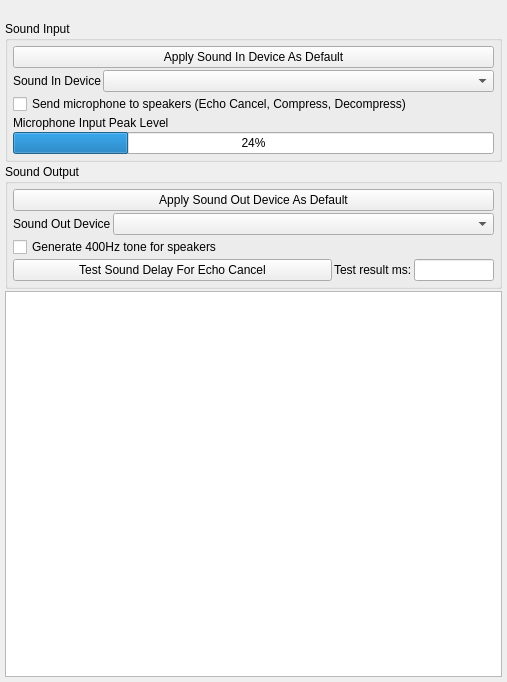
Before: the Qt Designer form nolimitgui/src/Forms/AppletSoundSettings.ui in nolimitconnect/NoLimitConnect, drawn with Qt 5.
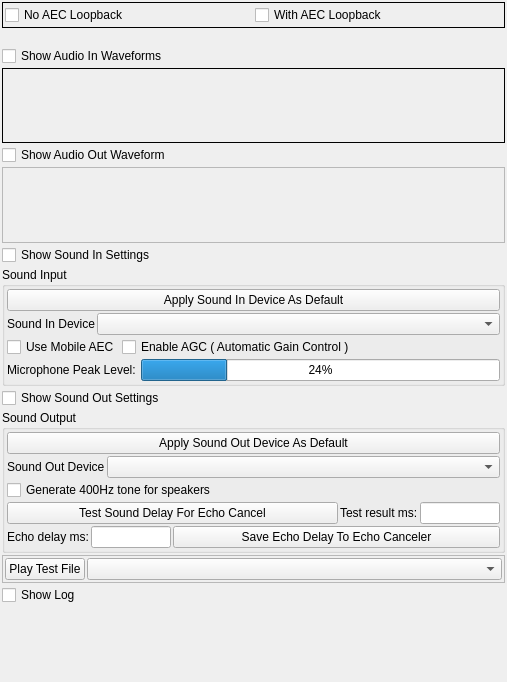
After: the same form once the commit is applied. Custom widgets are drawn as their Qt base class.

Commit message: New Audio system and echo cancelre compiles for Android

The edit to the form file:
```diff
--- a/nolimitgui/src/Forms/AppletSoundSettings.ui
+++ b/nolimitgui/src/Forms/AppletSoundSettings.ui
@@ -25,37 +25,131 @@
   <property name="sizeGripEnabled" stdset="0">
    <bool>true</bool>
   </property>
-  <layout class="QVBoxLayout" name="verticalLayout_3">
+  <layout class="QVBoxLayout" name="verticalLayout">
    <property name="spacing">
     <number>2</number>
    </property>
    <property name="leftMargin">
-    <number>5</number>
+    <number>2</number>
    </property>
    <property name="topMargin">
-    <number>5</number>
+    <number>2</number>
    </property>
    <property name="rightMargin">
-    <number>5</number>
+    <number>2</number>
    </property>
    <property name="bottomMargin">
-    <number>5</number>
+    <number>0</number>
    </property>
+   <item>
+    <widget class="QFrame" name="m_ActionFrame">
+     <property name="sizePolicy">
+      <sizepolicy hsizetype="Expanding" vsizetype="Minimum">
+       <horstretch>0</horstretch>
+       <verstretch>0</verstretch>
+      </sizepolicy>
+     </property>
+     <property name="frameShape">
+      <enum>QFrame::Shape::Box</enum>
+     </property>
+     <layout class="QHBoxLayout" name="horizontalLayout_2">
+      <property name="spacing">
+       <number>2</number>
+      </property>
+      <property name="leftMargin">
+       <number>2</number>
+      </property>
+      <property name="topMargin">
+       <number>2</number>
+      </property>
+      <property name="rightMargin">
+       <number>2</number>
+      </property>
+      <property name="bottomMargin">
+       <number>2</number>
+      </property>
+      <item>
+       <widget class="QCheckBox" name="m_NoAecLoopbackCheckBox">
+        <property name="text">
+         <string>No AEC Loopback</string>
+        </property>
+       </widget>
+      </item>
+      <item>
+       <widget class="QCheckBox" name="m_WithAecLoopbackCheckBox">
+        <property name="text">
+         <string>With AEC Loopback</string>
+        </property>
+       </widget>
+      </item>
+     </layout>
+    </widget>
+   </item>
    <item>
     <widget class="QLabel" name="m_StatusMsgLabel">
-     <property name="sizePolicy">
-      <sizepolicy hsizetype="Preferred" vsizetype="Fixed">
-       <horstretch>0</horstretch>
-       <verstretch>0</verstretch>
-      </sizepolicy>
-     </property>
      <property name="text">
       <string/>
      </property>
     </widget>
    </item>
    <item>
-    <widget class="QGroupBox" name="groupBox">
+    <widget class="QCheckBox" name="m_ShowInWaveFormCheckBox">
+     <property name="sizePolicy">
+      <sizepolicy hsizetype="Minimum" vsizetype="Fixed">
+       <horstretch>0</horstretch>
+       <verstretch>0</verstretch>
+      </sizepolicy>
+     </property>
+     <property name="text">
+      <string>Show Audio In Waveforms</string>
+     </property>
+    </widget>
+   </item>
+   <item>
+    <widget class="AudioInWaveformWidget" name="m_AudioInWaveFormFrame">
+     <property name="sizePolicy">
+      <sizepolicy hsizetype="Expanding" vsizetype="Expanding">
+       <horstretch>0</horstretch>
+       <verstretch>0</verstretch>
+      </sizepolicy>
+     </property>
+     <property name="frameShape">
+      <enum>QFrame::Shape::Box</enum>
+     </property>
+    </widget>
+   </item>
+   <item>
+    <widget class="QCheckBox" name="m_ShowOutWaveFormCheckBox">
+     <property name="text">
+      <string>Show Audio Out Waveform</string>
+     </property>
+    </widget>
+   </item>
+   <item>
+    <widget class="AudioOutWaveformWidget" name="m_AudioOutWaveFormFrame">
+     <property name="sizePolicy">
+      <sizepolicy hsizetype="Expanding" vsizetype="Expanding">
+       <horstretch>0</horstretch>
+       <verstretch>0</verstretch>
+      </sizepolicy>
+     </property>
+     <property name="frameShape">
+      <enum>QFrame::Shape::StyledPanel</enum>
+     </property>
+     <property name="frameShadow">
+      <enum>QFrame::Shadow::Raised</enum>
+     </property>
+    </widget>
+   </item>
+   <item>
+    <widget class="QCheckBox" name="m_ShowSoundInCheckBox">
+     <property name="text">
+      <string>Show Sound In Settings</string>
+     </property>
+    </widget>
+   </item>
+   <item>
+    <widget class="QGroupBox" name="m_InSettingsGroupBox">
      <property name="title">
       <string>Sound Input</string>
      </property>
@@ -64,16 +158,16 @@
        <number>2</number>
       </property>
       <property name="leftMargin">
-       <number>5</number>
+       <number>2</number>
       </property>
       <property name="topMargin">
-       <number>5</number>
+       <number>2</number>
       </property>
       <property name="rightMargin">
-       <number>5</number>
+       <number>2</number>
       </property>
       <property name="bottomMargin">
-       <number>5</number>
+       <number>2</number>
       </property>
       <item>
        <widget class="QPushButton" name="m_ApplyDefaultInDeviceButton">
@@ -83,7 +177,7 @@
        </widget>
       </item>
       <item>
-       <layout class="QHBoxLayout" name="horizontalLayout_2">
+       <layout class="QHBoxLayout" name="horizontalLayout_3">
         <item>
          <widget class="QLabel" name="m_InDeviceLabel">
           <property name="text">
@@ -104,49 +198,77 @@
        </layout>
       </item>
       <item>
-       <widget class="QCheckBox" name="m_SendMicEchoCanceledToSpeakerCheckBox">
-        <property name="text">
-         <string>Send microphone to speakers (Echo Cancel, Compress, Decompress)</string>
-        </property>
-       </widget>
+       <layout class="QHBoxLayout" name="horizontalLayout_10">
+        <item>
+         <widget class="QCheckBox" name="m_UseMobileAecCheckBox">
+          <property name="text">
+           <string>Use Mobile AEC</string>
+          </property>
+         </widget>
+        </item>
+        <item>
+         <widget class="QCheckBox" name="m_AgcCheckBox">
+          <property name="sizePolicy">
+           <sizepolicy hsizetype="Expanding" vsizetype="Fixed">
+            <horstretch>0</horstretch>
+            <verstretch>0</verstretch>
+           </sizepolicy>
+          </property>
+          <property name="text">
+           <string>Enable AGC ( Automatic Gain Control )</string>
+          </property>
+         </widget>
+        </item>
+       </layout>
       </item>
       <item>
-       <widget class="QLabel" name="label_2">
-        <property name="text">
-         <string>Microphone Input Peak Level</string>
-        </property>
-       </widget>
-      </item>
-      <item>
-       <widget class="QProgressBar" name="m_AudioInPeakProgressBar">
-        <property name="value">
-         <number>24</number>
-        </property>
-       </widget>
+       <layout class="QHBoxLayout" name="horizontalLayout_9">
+        <item>
+         <widget class="QLabel" name="label_4">
+          <property name="text">
+           <string>Microphone Peak Level: </string>
+          </property>
+         </widget>
+        </item>
+        <item>
+         <widget class="QProgressBar" name="m_AudioInPeakProgressBar">
+          <property name="value">
+           <number>24</number>
+          </property>
+         </widget>
+        </item>
+       </layout>
       </item>
      </layout>
     </widget>
    </item>
    <item>
-    <widget class="QGroupBox" name="groupBox_2">
+    <widget class="QCheckBox" name="m_ShowSoundOutCheckBox">
+     <property name="text">
+      <string>Show Sound Out Settings</string>
+     </property>
+    </widget>
+   </item>
+   <item>
+    <widget class="QGroupBox" name="m_OutSettingsGroupBox">
      <property name="title">
       <string>Sound Output</string>
      </property>
-     <layout class="QVBoxLayout" name="verticalLayout">
+     <layout class="QVBoxLayout" name="verticalLayout_3">
       <property name="spacing">
        <number>2</number>
       </property>
       <property name="leftMargin">
-       <number>5</number>
+       <number>2</number>
       </property>
       <property name="topMargin">
-       <number>5</number>
+       <number>2</number>
       </property>
       <property name="rightMargin">
-       <number>5</number>
+       <number>2</number>
       </property>
       <property name="bottomMargin">
-       <number>5</number>
+       <number>2</number>
       </property>
       <item>
        <widget class="QPushButton" name="m_ApplyDefaultOutDeviceButton">
@@ -156,7 +278,7 @@
        </widget>
       </item>
       <item>
-       <layout class="QHBoxLayout" name="horizontalLayout">
+       <layout class="QHBoxLayout" name="horizontalLayout_4">
         <item>
          <widget class="QLabel" name="m_OutDeviceLable">
           <property name="text">
@@ -177,14 +299,24 @@
        </layout>
       </item>
       <item>
-       <widget class="QCheckBox" name="m_GenerateToneCheckBox">
-        <property name="text">
-         <string>Generate 400Hz tone for speakers</string>
-        </property>
-       </widget>
+       <layout class="QHBoxLayout" name="horizontalLayout_8">
+        <item>
+         <widget class="QCheckBox" name="m_GenerateToneCheckBox">
+          <property name="sizePolicy">
+           <sizepolicy hsizetype="Expanding" vsizetype="Fixed">
+            <horstretch>0</horstretch>
+            <verstretch>0</verstretch>
+           </sizepolicy>
+          </property>
+          <property name="text">
+           <string>Generate 400Hz tone for speakers</string>
+          </property>
+         </widget>
+        </item>
+       </layout>
       </item>
       <item>
-       <layout class="QHBoxLayout" name="horizontalLayout_4">
+       <layout class="QHBoxLayout" name="horizontalLayout_5">
         <item>
          <widget class="QPushButton" name="m_TestSoundDelayButton">
           <property name="text">
@@ -193,7 +325,7 @@
          </widget>
         </item>
         <item>
-         <widget class="QLabel" name="label_4">
+         <widget class="QLabel" name="label_5">
           <property name="sizePolicy">
            <sizepolicy hsizetype="Fixed" vsizetype="Preferred">
             <horstretch>0</horstretch>
@@ -218,23 +350,124 @@
        </layout>
       </item>
       <item>
-       <layout class="QHBoxLayout" name="horizontalLayout_3"/>
+       <layout class="QHBoxLayout" name="horizontalLayout_6">
+        <item>
+         <widget class="QLabel" name="label_6">
+          <property name="sizePolicy">
+           <sizepolicy hsizetype="Fixed" vsizetype="Preferred">
+            <horstretch>0</horstretch>
+            <verstretch>0</verstretch>
+           </sizepolicy>
+          </property>
+          <property name="text">
+           <string>Echo delay ms:</string>
+          </property>
+         </widget>
+        </item>
+        <item>
+         <widget class="QLineEdit" name="m_EchoDelayLineEdit">
+          <property name="maximumSize">
+           <size>
+            <width>80</width>
+            <height>16777215</height>
+           </size>
+          </property>
+         </widget>
+        </item>
+        <item>
+         <widget class="QPushButton" name="m_EchoDelaySaveButton">
+          <property name="text">
+           <string>Save Echo Delay To Echo Canceler</string>
+          </property>
+         </widget>
+        </item>
+       </layout>
       </item>
      </layout>
     </widget>
    </item>
    <item>
-    <widget class="LogWidget" name="m_LogWidget"/>
+    <widget class="QFrame" name="frame">
+     <property name="frameShape">
+      <enum>QFrame::Shape::StyledPanel</enum>
+     </property>
+     <property name="frameShadow">
+      <enum>QFrame::Shadow::Raised</enum>
+     </property>
+     <layout class="QHBoxLayout" name="horizontalLayout_7">
+      <property name="spacing">
+       <number>2</number>
+      </property>
+      <property name="leftMargin">
+       <number>2</number>
+      </property>
+      <property name="topMargin">
+       <number>2</number>
+      </property>
+      <property name="rightMargin">
+       <number>2</number>
+      </property>
+      <property name="bottomMargin">
+       <number>2</number>
+      </property>
+      <item>
+       <widget class="QPushButton" name="m_PlayTestFileButton">
+        <property name="text">
+         <string>Play Test File</string>
+        </property>
+       </widget>
+      </item>
+      <item>
+       <widget class="QComboBox" name="m_TestFileComboBox">
+        <property name="sizePolicy">
+         <sizepolicy hsizetype="Expanding" vsizetype="Fixed">
+          <horstretch>0</horstretch>
+          <verstretch>0</verstretch>
+         </sizepolicy>
+        </property>
+       </widget>
+      </item>
+     </layout>
+    </widget>
+   </item>
+   <item>
+    <widget class="QCheckBox" name="m_ShowLogCheckBox">
+     <property name="text">
+      <string>Show Log</string>
+     </property>
+    </widget>
+   </item>
+   <item>
+    <widget class="LogWidget" name="m_LogWidget" native="true">
+     <property name="sizePolicy">
+      <sizepolicy hsizetype="Expanding" vsizetype="Expanding">
+       <horstretch>0</horstretch>
+       <verstretch>0</verstretch>
+      </sizepolicy>
+     </property>
+    </widget>
    </item>
   </layout>
  </widget>
  <customwidgets>
   <customwidget>
    <class>LogWidget</class>
-   <extends>QPlainTextEdit</extends>
+   <extends>QWidget</extends>
    <header>LogWidget.h</header>
    <container>1</container>
   </customwidget>
+  <customwidget>
+   <class>AudioInWaveformWidget</class>
+   <extends>QFrame</extends>
+   <header location="global">AudioInWaveformWidget.h</header>
+   <container>1</container>
+  </customwidget>
+  <customwidget>
+   <class>AudioOutWaveformWidget</class>
+   <extends>QFrame</extends>
+   <header>AudioOutWaveformWidget.h</header>
+   <container>1</container>
+  </customwidget>
  </customwidgets>
  <resources/>
  <connections/>
```
The commit also changes 49 other files.
